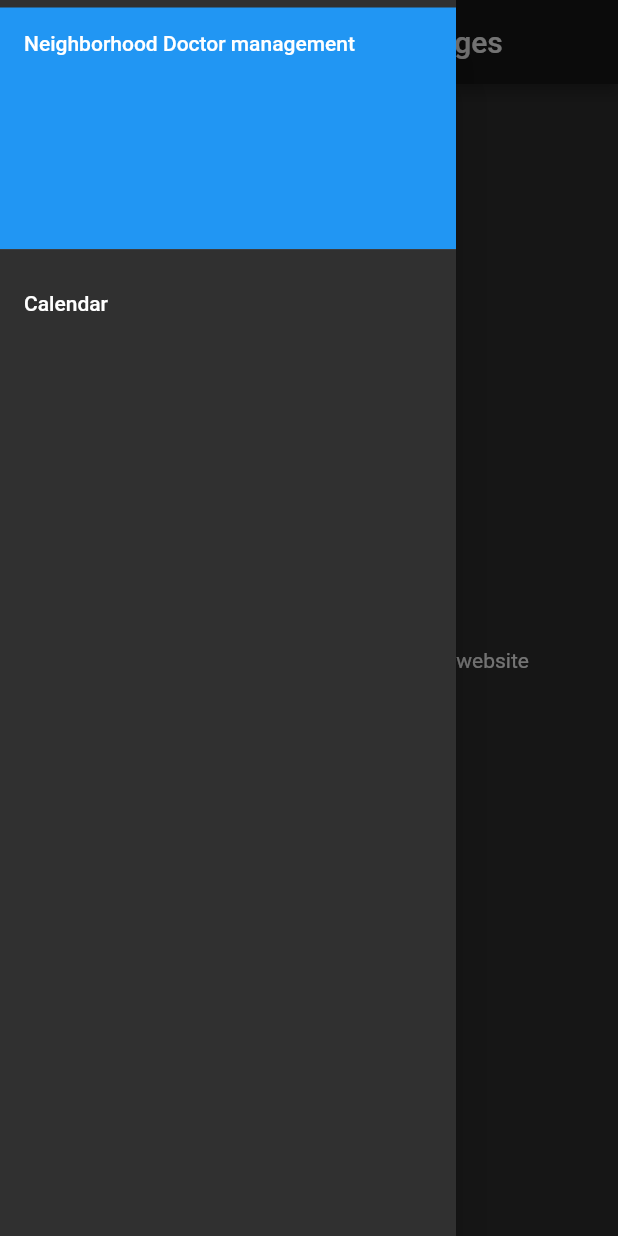
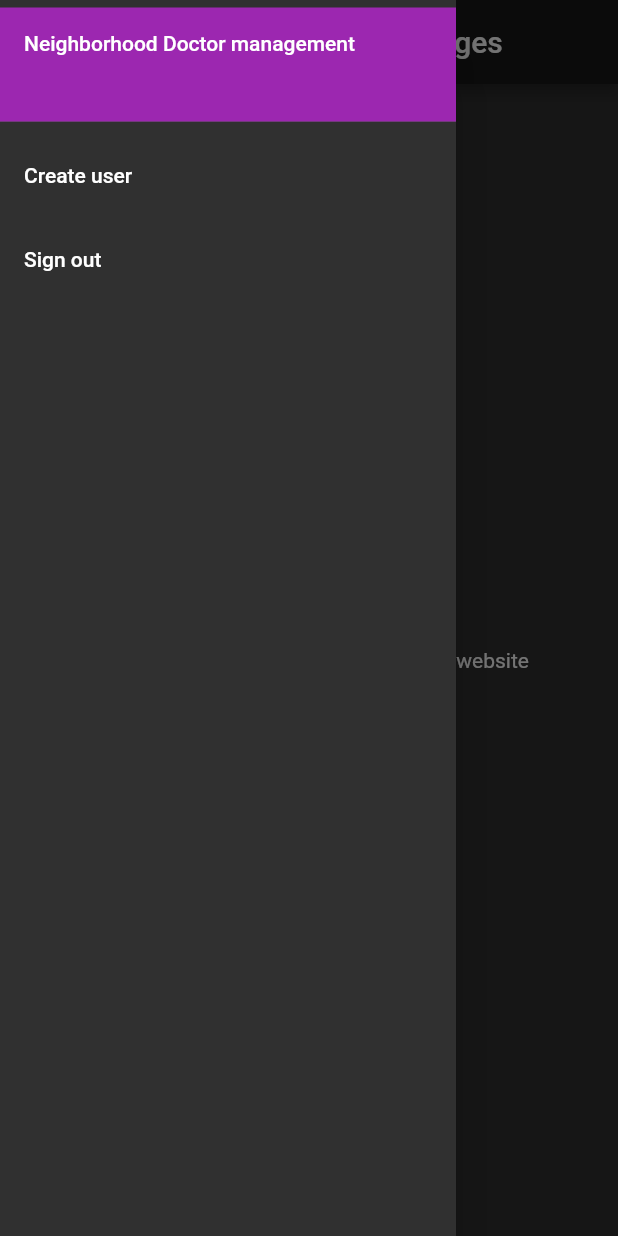
Before and after one commit to Alexander-RMIT/COSC2299_Group8_Major_Assessment, a Flutter app: the NavigationBarAdmin screen opened directly, with the side drawer open, on a phone screen of 412 x 824 dp. Run offline on Flutter 3.47's test engine with Material 2 defaults, Android fonts, the phone set to English and light mode, and no system bars; our stand-ins replace email_validator; missing offline and left inert: dart:html.

Commit message:
Update navigationBarAdmin.dart

```diff
--- a/FrontEnd/neighborhood_doctor/lib/pages/admin/navigationBarAdmin.dart
+++ b/FrontEnd/neighborhood_doctor/lib/pages/admin/navigationBarAdmin.dart
@@ -1,5 +1,6 @@
 import 'package:flutter/material.dart';
 
+import 'package:neighborhood_doctors/pages/admin/createUser.dart';
 
 class NavigationBarAdmin extends StatefulWidget{
   @override
@@ -14,29 +15,39 @@ class NavBarStateAdmin extends State<NavigationBarAdmin> {
   Widget build(BuildContext context) {
     return Scaffold(
       appBar: AppBar(
-        title: Text('Neighborhood Doctors Pages')
+          title: Text('Neighborhood Doctors Pages')
       ),
       body: Center(child: Text('Welcome to the Neighborhood Doctors website')),
       drawer: Drawer(
         child: ListView(
           padding: EdgeInsets.only(top: minimumPadding, bottom: minimumPadding),
           children: <Widget>[
-            DrawerHeader(
-              child: Text('Neighborhood Doctor management'),
-              decoration: BoxDecoration(
-                color: Colors.blue,
+            const SizedBox(
+              height: 84,
+              child: DrawerHeader(
+                child: Text('Neighborhood Doctor management'),
+                decoration: BoxDecoration(
+                  color: Colors.purple,
+                ),
               ),
             ),
             ListTile(
-              title: Text('Calendar'),
+              title: Text('Create user'),
               onTap: () {
-                  Navigator.push(
-                    context,
+                Navigator.push(context,
                     MaterialPageRoute(
-                      builder: (context) => landing_user();
-                    )
-                  ),
+                        builder: (context) => CreateUser(title: 'Create User')));
               },
+            ),
+
+            ListTile(
+                title: Text('Sign out'),
+                onTap: () {
+                  // Navigator.push(context,
+                  //   MaterialPageRoute(builder: (context) => NavigationBarLanding()));
+                  Navigator.pushNamedAndRemoveUntil(context, '/', (_) => false);
+
+                }
             )
           ],
         ),
```
